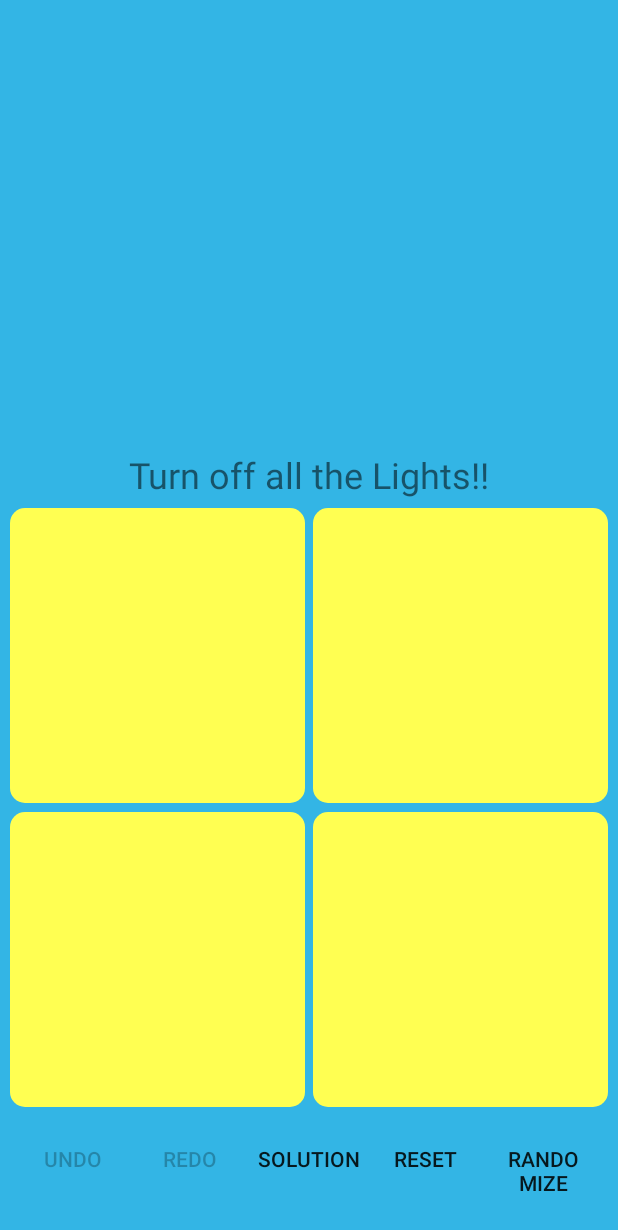
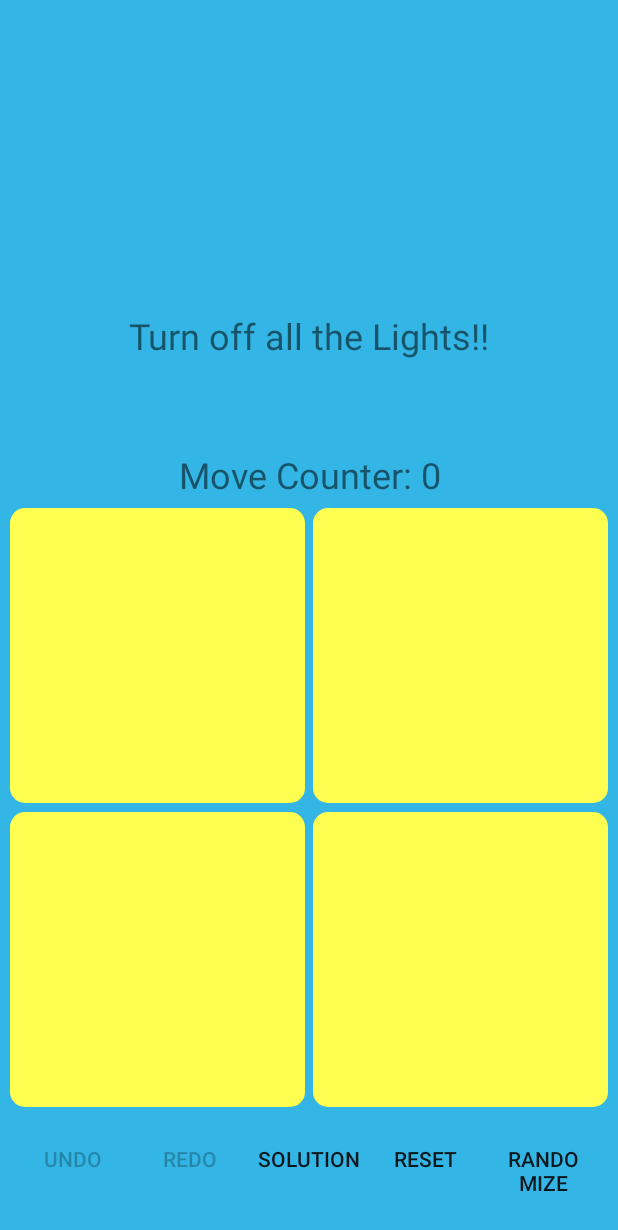
Before and after one commit to hogeleka/lights_out_android, an Android app: the GameGridActivity screen opened directly, with no data from a screen before it, after a tap on "RESET", on a phone screen of 412 x 824 dp. Shown: the top 1230 px of the screen. Run offline under Robolectric (Android 15) with nearby library versions, the light colour scheme and no system bars; our stand-ins replace data binding; 1 other tap on this screen came first.

Commit message:
Added Move COunter and minor refactoring

```diff
--- a/app/src/main/java/com/algorithmandblues/lightsout/GameGridActivity.java
+++ b/app/src/main/java/com/algorithmandblues/lightsout/GameGridActivity.java
@@ -43,6 +43,10 @@ public class GameGridActivity extends AppCompatActivity {
     private Button randomize;
     private LinearLayout gameButtonsHolder;
     private RelativeLayout gameTextHolder;
+    private RelativeLayout moveCounterTextHolder;
+    private Stack<Integer> undoStack;
+    private Stack<Integer> redoStack;
+    private int moveCounter;
 
     /**
      * Whether or not the system UI should be auto-hidden after
@@ -121,16 +125,18 @@ public class GameGridActivity extends AppCompatActivity {
         gameData = shouldResumeGameFromDB ? dbHandler.getGameData(dimension) : null;
         byte[] originalStartState = getOriginalStartState(dimension, shouldResumeGameFromDB, shouldSetRandomOriginalStartState);
         byte[] toggledBulbs = shouldResumeGameFromDB ? getToggledBulbStates() : Arrays.copyOf(originalStartState, dimension*dimension);
+        undoStack = shouldResumeGameFromDB ? getUndoStackFromDBValue(gameData) : new Stack<>();
+        redoStack = shouldResumeGameFromDB ? getRedoStackFromDBValue(gameData) : new Stack<>();
+        moveCounter = 0; // Get from db eventually
 
-        Stack<Integer> undoStack = shouldResumeGameFromDB ? getUndoStackFromDBValue(gameData) : new Stack<>();
-        Stack<Integer> redoStack = shouldResumeGameFromDB ? getRedoStackFromDBValue(gameData) : new Stack<>();
-
-        gameInstance = new GameInstance(this, dimension, originalStartState, toggledBulbs, undoStack, redoStack);
+        gameInstance = new GameInstance(this, dimension, originalStartState, toggledBulbs, undoStack, redoStack, moveCounter);
 
         binding.setGameinstance(gameInstance);
 
         gameTextHolder = findViewById(R.id.game_text_view_holder);
         gameTextHolder.setVisibility(View.VISIBLE);
+        moveCounterTextHolder = findViewById(R.id.moveCounter_text_view_holder);
+        moveCounterTextHolder.setVisibility(View.VISIBLE);
         gridLayoutHolder = findViewById(R.id.game_grid_holder);
         gridLayoutHolder.addView(gameInstance.getGrid());
         gameButtonsHolder = findViewById(R.id.gameButtonsHolder);
@@ -248,12 +254,11 @@ public class GameGridActivity extends AppCompatActivity {
             } else {
                 gameInstance.highlightSolution(SolutionProvider.getSolution(gameInstance.getDimension(), gameInstance.getToggledBulbs()));
             }
+            Log.d(TAG, "Showing Solution");
 
         } catch (UnknownSolutionException e) {
             Log.d(TAG, "UnknownSolutionFound: " + e.getMessage());
         }
-        Log.d(TAG, "Button Alpha" + showSolution.getAlpha());
-
     }
 
     private void createResetButton() {
@@ -263,19 +268,46 @@ public class GameGridActivity extends AppCompatActivity {
 
     private void handleResetClick() {
         this.undoShowSolutionIfNeeded();
-        gameInstance.resetBoardToState(gameInstance.getOriginalStartState());
+        // currently move counter is 0 but this will need to be changed to moveCounter in gameData
+        gameInstance.resetBoardToState(gameInstance.getOriginalStartState(), moveCounter, undoStack, redoStack);
+        Log.d(TAG, "Resetting board to Last Saved Instance or Default state if there was no saved instance");
+
     }
 
 
     private void createRandomizeButton() {
         randomize = (Button) findViewById(R.id.randomize_state);
-        randomize.setOnClickListener(v -> handleRandomizeClick());
+        randomize.setOnClickListener(v -> {
+            AlertDialog.Builder builder = new AlertDialog.Builder(GameGridActivity.this);
+            builder.setTitle(getString(R.string.randomize_board))
+                    .setMessage(R.string.randomize_confirmation_text)
+                    .setCancelable(true)
+                    .setPositiveButton(getString(R.string.yes), new DialogInterface.OnClickListener() {
+                        @Override
+                        public void onClick(DialogInterface dialog, int which) {
+                            handleRandomizeClick();
+                        }
+                    })
+                    .setNegativeButton(getString(R.string.no), new DialogInterface.OnClickListener() {
+                        @Override
+                        public void onClick(DialogInterface dialog, int which) {
+                            dialog.dismiss();
+                        }
+                    });
+            //Creating dialog box
+            AlertDialog dialog  = builder.create();
+            dialog.show();
+        });
     }
 
     private void handleRandomizeClick() {
         this.undoShowSolutionIfNeeded();
+        undoStack = new Stack<>();
+        redoStack = new Stack<>();
+        moveCounter = 0;
         gameInstance.setOriginalStartState(this.getRandomOriginalStartState(gameInstance.getDimension()));
-        gameInstance.resetBoardToState(gameInstance.getOriginalStartState());
+        gameInstance.resetBoardToState(gameInstance.getOriginalStartState(), moveCounter, undoStack, redoStack);
+        Log.d(TAG, "Resetting Board to new Randomized State");
     }
 
     private void undoShowSolutionIfNeeded() {
--- a/app/src/main/java/com/algorithmandblues/lightsout/GameInstance.java
+++ b/app/src/main/java/com/algorithmandblues/lightsout/GameInstance.java
@@ -17,6 +17,7 @@ public class GameInstance extends BaseObservable {
 
     private static final String TAG = GameInstance.class.getSimpleName();
     private int dimension;
+    private int moveCounter;
     private byte[] toggledBulbs;
     private byte[] originalStartState;
     private byte[] individualBulbStatus;
@@ -38,13 +39,13 @@ public class GameInstance extends BaseObservable {
     private static String GAME_IS_NOT_OVER;
 
     public GameInstance(Context context, final int dimension, final byte[] originalStartState, final byte[]
-            toggledBulbs, final Stack<Integer> undoStack, final Stack<Integer> redoStack) {
+            toggledBulbs, final Stack<Integer> undoStack, final Stack<Integer> redoStack, final int moveCounter) {
         this.dimension = dimension;
         this.originalStartState = originalStartState;
         this.toggledBulbs = toggledBulbs;
         this.individualBulbStatus = new byte[this.dimension*this.dimension];
-        this.undoStack = undoStack;
-        this.redoStack = redoStack;
+        this.undoStack = (Stack<Integer>) undoStack.clone();
+        this.redoStack = (Stack<Integer>) undoStack.clone();
         this.isUndoStackEmpty = undoStack.isEmpty();
         this.isRedoStackEmpty = redoStack.isEmpty();
         this.isShowingSolution = false;
@@ -59,6 +60,9 @@ public class GameInstance extends BaseObservable {
         this.drawGameBoard(context);
         this.setStartState();
         this.updateIndividualBulbStatus();
+
+        //Always initialize after game board is drawn
+        this.setMoveCounter(moveCounter);
 
         GAME_IS_OVER = context.getString(R.string.all_lights_off);
         GAME_IS_NOT_OVER = context.getString(R.string.turn_off_all_the_lights);
@@ -104,6 +108,7 @@ public class GameInstance extends BaseObservable {
         }
 
         b.toggle();
+        this.incrementMoveCounter();
         individualBulbStatus[b.getBulbId()] = b.isOnOrOff();
 
         Log.d(TAG, "Bulb: " +b.toString());
@@ -229,16 +234,21 @@ public class GameInstance extends BaseObservable {
         this.clearRedoStack();
     }
 
-    public void resetBoardToState(byte[] state) {
+    public void resetBoardToState(byte[] state, int moveCounter, Stack<Integer> undo, Stack<Integer> redo) {
         this.toggledBulbs = Arrays.copyOf(state, this.dimension * this.dimension);
-        this.clearUndoStack();
-        this.clearRedoStack();
+        Stack<Integer> undoStack = (Stack<Integer>) undo.clone();
+        Stack<Integer> redoStack = (Stack<Integer>) redo.clone();
+
         this.setStartState();
+        this.setUndoStack(undoStack);
+        this.setRedoStack(redoStack);
+        this.setMoveCounter(moveCounter);
         this.setGameOverText(GAME_IS_NOT_OVER);
         this.setIsGameOver(false);
         this.unHighlightAllBulbs();
 
-        Log.d(TAG, "Board Reset complete");
+        Log.d(TAG, "Board Reset complete. \nNew Start State:" + Arrays.toString(state) +
+                "\nmoveCounter=" + moveCounter + "\nundoStack=" + undoStack + "\nredoStack=" + redoStack);
     }
 
     public void highlightSolution(byte[] solution) {
@@ -348,6 +358,22 @@ public class GameInstance extends BaseObservable {
         notifyPropertyChanged(BR.isRedoStackEmpty);
     }
 
+    public void incrementMoveCounter() {
+        this.incrementMoveCounter(1);
+    }
+
+    public void decrementMoveCounter() {
+        this.decrementMoveCounter(1);
+    }
+
+    public void incrementMoveCounter(int incrementValue) {
+        this.setMoveCounter(this.moveCounter + incrementValue);
+    }
+
+    public void decrementMoveCounter(int decrementValue) {
+        this.setMoveCounter(this.moveCounter - decrementValue);
+    }
+
     @Bindable
     public boolean getIsUndoStackEmpty() {
         return this.isUndoStackEmpty;
@@ -380,6 +406,11 @@ public class GameInstance extends BaseObservable {
 
     public void setUndoStack(Stack<Integer> undoStack) {
         this.undoStack = undoStack;
+        if(this.undoStack.isEmpty()) {
+            this.setIsUndoStackEmpty(true);
+        } else {
+            this.setIsUndoStackEmpty(false);
+        }
     }
 
     public Stack<Integer> getRedoStack() {
@@ -388,6 +419,11 @@ public class GameInstance extends BaseObservable {
 
     public void setRedoStack(Stack<Integer> redoStack) {
         this.redoStack = redoStack;
+        if(this.redoStack.isEmpty()) {
+            this.setIsRedoStackEmpty(true);
+        } else {
+            this.setIsRedoStackEmpty(false);
+        }
     }
 
     public int getDimension() {
@@ -421,7 +457,16 @@ public class GameInstance extends BaseObservable {
     @Bindable
     public String getGameOverText() {
         return this.gameOverText;
-//        return this.getIsGameOver() ? GAME_IS_OVER : GAME_IS_NOT_OVER;
+    }
+
+    @Bindable
+    public int getMoveCounter() {
+        return moveCounter;
+    }
+
+    public void setMoveCounter(int moveCounter) {
+        this.moveCounter = moveCounter;
+        notifyPropertyChanged(BR.moveCounter);
     }
 
     public void setGameOverText(String gameOverText) {
--- a/app/src/main/res/layout/activity_game_grid.xml
+++ b/app/src/main/res/layout/activity_game_grid.xml
@@ -26,16 +26,38 @@
                 android:layout_height="wrap_content"
                 android:orientation="horizontal"
                 android:paddingTop="60dp"
+                android:layout_above="@+id/moveCounter_text_view_holder"
+                android:paddingLeft="10dp"
+                android:paddingRight="10dp"
+                android:visibility="gone">
+                <TextView
+                    android:id="@+id/game_grid_title_text_view"
+                    android:layout_width="match_parent"
+                    android:layout_height="wrap_content"
+                    android:maxLines="1"
+                    android:text="@{gameinstance.gameOverText}"
+                    android:textAlignment="center"
+                    android:textSize="24sp"
+                    android:layout_gravity="center_horizontal">
+                </TextView>
+            </RelativeLayout>
+
+            <RelativeLayout
+                android:id="@+id/moveCounter_text_view_holder"
+                android:layout_width="match_parent"
+                android:layout_height="wrap_content"
+                android:orientation="horizontal"
+                android:paddingTop="60dp"
                 android:layout_above="@+id/game_grid_holder"
                 android:paddingLeft="10dp"
                 android:paddingRight="10dp"
                 android:visibility="gone">
                 <TextView
-                    android:id="@+id/game_grid_title_textview"
+                    android:id="@+id/move_counter_text_view"
                     android:layout_width="match_parent"
                     android:layout_height="wrap_content"
                     android:maxLines="1"
-                    android:text="@{gameinstance.gameOverText}"
+                    android:text="@{`Move Counter: ` + gameinstance.moveCounter}"
                     android:textAlignment="center"
                     android:textSize="24sp"
                     android:layout_gravity="center_horizontal">
--- a/app/src/main/res/values/strings.xml
+++ b/app/src/main/res/values/strings.xml
@@ -37,4 +37,6 @@
     <string name="play">Play</string>
     <string name="all_lights_off">All lights are off!</string>
     <string name="randomize">Randomize</string>
+    <string name="randomize_board">Randomize Board</string>
+    <string name="randomize_confirmation_text">Are you sure? All current progress will be lost!</string>
 </resources>
```
